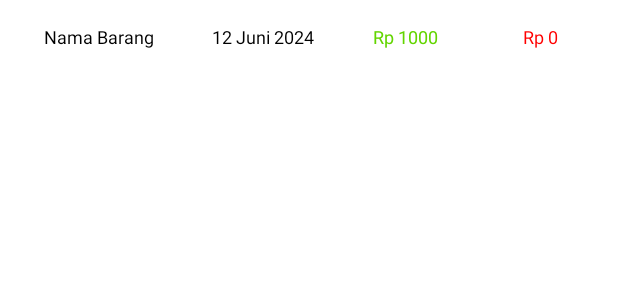
After one commit to AbrorAbhirama/BukuinAja, an Android app: the layout adapter_history.xml on its own in the app's theme, with its tools: preview values and no code run, on a phone screen of 412 x 824 dp. The commit adds this screen. Shown: the top 300 px of the screen. Run offline under Robolectric (Android 15) with nearby library versions, the phone set to English and light mode, and no system bars.

Commit message:
more adapter and fixes

```diff
--- a/app/src/main/res/layout/adapter_addpayment.xml
+++ b/app/src/main/res/layout/adapter_addpayment.xml
@@ -9,6 +9,7 @@
         android:id="@+id/imageView6"
         android:layout_width="wrap_content"
         android:layout_height="wrap_content"
+        android:layout_marginTop="8dp"
         app:layout_constraintStart_toStartOf="parent"
         app:layout_constraintTop_toTopOf="parent"
         tools:srcCompat="@tools:sample/avatars" />
@@ -28,8 +29,9 @@
     <androidx.cardview.widget.CardView
         android:layout_width="fill_parent"
         android:layout_height="wrap_content"
+        android:layout_marginTop="8dp"
         app:layout_constraintTop_toBottomOf="@+id/imageView6"
-        tools:layout_editor_absoluteX="1dp" />
+        tools:layout_editor_absoluteX="0dp" />
 
     <Button
         android:id="@+id/remove"
@@ -40,5 +42,5 @@
         android:backgroundTint="#FF0000"
         android:foreground="@android:drawable/ic_menu_delete"
         app:layout_constraintEnd_toEndOf="parent"
-        app:layout_constraintTop_toTopOf="parent" />
+        app:layout_constraintTop_toTopOf="@+id/imageView6" />
 </androidx.constraintlayout.widget.ConstraintLayout>
--- /dev/null
+++ b/app/src/main/res/layout/adapter_history.xml
@@ -0,0 +1,61 @@
+<?xml version="1.0" encoding="utf-8"?>
+<androidx.constraintlayout.widget.ConstraintLayout xmlns:android="http://schemas.android.com/apk/res/android"
+    xmlns:app="http://schemas.android.com/apk/res-auto"
+    xmlns:tools="http://schemas.android.com/tools"
+    android:layout_width="match_parent"
+    android:layout_height="match_parent">
+
+    <TextView
+        android:id="@+id/history_product"
+        android:layout_width="120dp"
+        android:layout_height="40dp"
+        android:layout_marginStart="5dp"
+        android:layout_marginTop="16dp"
+        android:text="Nama Barang"
+        android:textAlignment="center"
+        android:textColor="#000000"
+        android:textSize="12sp"
+        app:layout_constraintStart_toStartOf="parent"
+        app:layout_constraintTop_toTopOf="parent" />
+
+    <TextView
+        android:id="@+id/history_date"
+        android:layout_width="100dp"
+        android:layout_height="40dp"
+        android:text="12 Juni 2024"
+        android:textAlignment="center"
+        android:textColor="#000000"
+        android:textSize="12sp"
+        app:layout_constraintStart_toEndOf="@+id/history_product"
+        app:layout_constraintTop_toTopOf="@+id/history_product" />
+
+    <TextView
+        android:id="@+id/history_income"
+        android:layout_width="90dp"
+        android:layout_height="40dp"
+        android:text="Rp 1000"
+        android:textAlignment="center"
+        android:textColor="#63D500"
+        android:textSize="12sp"
+        app:layout_constraintStart_toEndOf="@+id/history_date"
+        app:layout_constraintTop_toTopOf="@+id/history_product" />
+
+    <TextView
+        android:id="@+id/history_outcome"
+        android:layout_width="90dp"
+        android:layout_height="40dp"
+        android:text="Rp 0"
+        android:textAlignment="center"
+        android:textColor="#FF0000"
+        android:textSize="12sp"
+        app:layout_constraintStart_toEndOf="@+id/history_income"
+        app:layout_constraintTop_toTopOf="@+id/history_product" />
+
+    <androidx.cardview.widget.CardView
+        android:layout_width="409dp"
+        android:layout_height="wrap_content"
+        android:layout_marginTop="8dp"
+        app:layout_constraintTop_toBottomOf="@+id/history_product"
+        tools:layout_editor_absoluteX="1dp" />
+
+</androidx.constraintlayout.widget.ConstraintLayout>
```
Also changed, not shown: app/src/main/res/layout/adapter_report.xml (added, +47 -0 lines), app/src/main/res/layout/adapter_variant.xml (added, +38 -0 lines).
